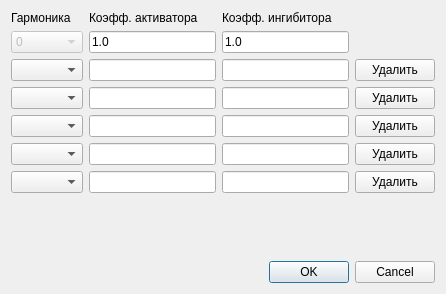
antonlarin/aNiMated-batman, file TeamProjects/diffusion-solver/ui/dsinitconditionsdialog.ui: the form before one commit.
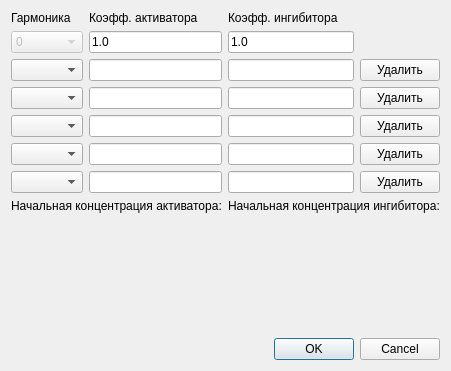
The form after the commit. Custom widgets are drawn as their Qt base class.

Commit message: Display plots in the initial conditions dialog

```diff
--- a/TeamProjects/diffusion-solver/ui/dsinitconditionsdialog.ui
+++ b/TeamProjects/diffusion-solver/ui/dsinitconditionsdialog.ui
@@ -7,7 +7,7 @@
     <x>0</x>
     <y>0</y>
     <width>446</width>
-    <height>294</height>
+    <height>371</height>
    </rect>
   </property>
   <property name="sizePolicy">
@@ -29,11 +29,30 @@
    </item>
    <item row="0" column="1">
     <widget class="QLabel" name="activatorCoeffLabel">
+     <property name="sizePolicy">
+      <sizepolicy hsizetype="Preferred" vsizetype="Fixed">
+       <horstretch>0</horstretch>
+       <verstretch>0</verstretch>
+      </sizepolicy>
+     </property>
      <property name="text">
       <string>Коэфф. активатора</string>
      </property>
     </widget>
    </item>
+   <item row="0" column="2">
+    <widget class="QLabel" name="inhibitorCoeffLabel">
+     <property name="sizePolicy">
+      <sizepolicy hsizetype="Preferred" vsizetype="Fixed">
+       <horstretch>0</horstretch>
+       <verstretch>0</verstretch>
+      </sizepolicy>
+     </property>
+     <property name="text">
+      <string>Коэфф. ингибитора</string>
+     </property>
+    </widget>
+   </item>
    <item row="1" column="0">
     <widget class="QComboBox" name="harmonicCombo0">
      <property name="enabled">
@@ -46,14 +65,14 @@
      </item>
     </widget>
    </item>
-   <item row="1" column="1" colspan="2">
+   <item row="1" column="1">
     <widget class="QLineEdit" name="activatorEdit0">
      <property name="text">
       <string>1.0</string>
      </property>
     </widget>
    </item>
-   <item row="1" column="3" colspan="2">
+   <item row="1" column="2">
     <widget class="QLineEdit" name="inhibitorEdit0">
      <property name="text">
       <string>1.0</string>
@@ -63,89 +82,156 @@
    <item row="2" column="0">
     <widget class="QComboBox" name="harmonicCombo1"/>
    </item>
-   <item row="2" column="1" colspan="2">
+   <item row="2" column="1">
     <widget class="QLineEdit" name="activatorEdit1">
      <property name="text">
       <string/>
      </property>
     </widget>
    </item>
-   <item row="2" column="3" colspan="2">
+   <item row="2" column="2">
     <widget class="QLineEdit" name="inhibitorEdit1">
      <property name="text">
       <string/>
      </property>
     </widget>
    </item>
+   <item row="2" column="3">
+    <widget class="QPushButton" name="removeHarmonicButton1">
+     <property name="text">
+      <string>Удалить</string>
+     </property>
+    </widget>
+   </item>
    <item row="3" column="0">
     <widget class="QComboBox" name="harmonicCombo2"/>
    </item>
-   <item row="3" column="1" colspan="2">
+   <item row="3" column="1">
     <widget class="QLineEdit" name="activatorEdit2">
      <property name="text">
       <string/>
      </property>
     </widget>
    </item>
-   <item row="3" column="3" colspan="2">
+   <item row="3" column="2">
     <widget class="QLineEdit" name="inhibitorEdit2">
      <property name="text">
       <string/>
      </property>
     </widget>
    </item>
+   <item row="3" column="3">
+    <widget class="QPushButton" name="removeHarmonicButton2">
+     <property name="text">
+      <string>Удалить</string>
+     </property>
+    </widget>
+   </item>
    <item row="4" column="0">
     <widget class="QComboBox" name="harmonicCombo3"/>
    </item>
-   <item row="4" column="1" colspan="2">
+   <item row="4" column="1">
     <widget class="QLineEdit" name="activatorEdit3">
      <property name="text">
       <string/>
      </property>
     </widget>
    </item>
-   <item row="4" column="3" colspan="2">
+   <item row="4" column="2">
     <widget class="QLineEdit" name="inhibitorEdit3">
      <property name="text">
       <string/>
      </property>
     </widget>
    </item>
+   <item row="4" column="3">
+    <widget class="QPushButton" name="removeHarmonicButton3">
+     <property name="text">
+      <string>Удалить</string>
+     </property>
+    </widget>
+   </item>
    <item row="5" column="0">
     <widget class="QComboBox" name="harmonicCombo4"/>
    </item>
-   <item row="5" column="1" colspan="2">
+   <item row="5" column="1">
     <widget class="QLineEdit" name="activatorEdit4">
      <property name="text">
       <string/>
      </property>
     </widget>
    </item>
-   <item row="5" column="3" colspan="2">
+   <item row="5" column="2">
     <widget class="QLineEdit" name="inhibitorEdit4">
      <property name="text">
       <string/>
      </property>
     </widget>
    </item>
+   <item row="5" column="3">
+    <widget class="QPushButton" name="removeHarmonicButton4">
+     <property name="text">
+      <string>Удалить</string>
+     </property>
+    </widget>
+   </item>
    <item row="6" column="0">
     <widget class="QComboBox" name="harmonicCombo5"/>
    </item>
-   <item row="6" column="1" colspan="2">
+   <item row="6" column="1">
     <widget class="QLineEdit" name="activatorEdit5">
      <property name="text">
       <string/>
      </property>
     </widget>
    </item>
-   <item row="6" column="3" colspan="2">
+   <item row="6" column="2">
     <widget class="QLineEdit" name="inhibitorEdit5">
      <property name="text">
       <string/>
      </property>
     </widget>
    </item>
-   <item row="8" column="2" colspan="4">
+   <item row="6" column="3">
+    <widget class="QPushButton" name="removeHarmonicButton5">
+     <property name="text">
+      <string>Удалить</string>
+     </property>
+    </widget>
+   </item>
+   <item row="7" column="0" colspan="2">
+    <widget class="QLabel" name="activatorPreviewLabel">
+     <property name="sizePolicy">
+      <sizepolicy hsizetype="Preferred" vsizetype="Fixed">
+       <horstretch>0</horstretch>
+       <verstretch>0</verstretch>
+      </sizepolicy>
+     </property>
+     <property name="text">
+      <string>Начальная концентрация активатора:</string>
+     </property>
+    </widget>
+   </item>
+   <item row="7" column="2" colspan="2">
+    <widget class="QLabel" name="inhibitorPreviewLabel">
+     <property name="sizePolicy">
+      <sizepolicy hsizetype="Preferred" vsizetype="Fixed">
+       <horstretch>0</horstretch>
+       <verstretch>0</verstretch>
+      </sizepolicy>
+     </property>
+     <property name="text">
+      <string>Начальная концентрация ингибитора:</string>
+     </property>
+    </widget>
+   </item>
+   <item row="8" column="0" colspan="2">
+    <widget class="QCustomPlot" name="activatorPreviewPlot" native="true"/>
+   </item>
+   <item row="8" column="2" colspan="2">
+    <widget class="QCustomPlot" name="inhibitorPreviewPlot" native="true"/>
+   </item>
+   <item row="9" column="2" colspan="2">
     <widget class="QDialogButtonBox" name="buttonBox">
      <property name="orientation">
       <enum>Qt::Horizontal</enum>
@@ -155,63 +241,16 @@
      </property>
     </widget>
    </item>
-   <item row="7" column="0" colspan="6">
-    <spacer name="verticalSpacer">
-     <property name="orientation">
-      <enum>Qt::Vertical</enum>
-     </property>
-     <property name="sizeHint" stdset="0">
-      <size>
-       <width>372</width>
-       <height>26</height>
-      </size>
-     </property>
-    </spacer>
-   </item>
-   <item row="0" column="3">
-    <widget class="QLabel" name="inhibitorCoeffLabel">
-     <property name="text">
-      <string>Коэфф. ингибитора</string>
-     </property>
-    </widget>
-   </item>
-   <item row="2" column="5">
-    <widget class="QPushButton" name="removeHarmonicButton1">
-     <property name="text">
-      <string>Удалить</string>
-     </property>
-    </widget>
-   </item>
-   <item row="3" column="5">
-    <widget class="QPushButton" name="removeHarmonicButton2">
-     <property name="text">
-      <string>Удалить</string>
-     </property>
-    </widget>
-   </item>
-   <item row="4" column="5">
-    <widget class="QPushButton" name="removeHarmonicButton3">
-     <property name="text">
-      <string>Удалить</string>
-     </property>
-    </widget>
-   </item>
-   <item row="5" column="5">
-    <widget class="QPushButton" name="removeHarmonicButton4">
-     <property name="text">
-      <string>Удалить</string>
-     </property>
-    </widget>
-   </item>
-   <item row="6" column="5">
-    <widget class="QPushButton" name="removeHarmonicButton5">
-     <property name="text">
-      <string>Удалить</string>
-     </property>
-    </widget>
-   </item>
   </layout>
  </widget>
+ <customwidgets>
+  <customwidget>
+   <class>QCustomPlot</class>
+   <extends>QWidget</extends>
+   <header>ext/qcustomplot.h</header>
+   <container>1</container>
+  </customwidget>
+ </customwidgets>
  <resources/>
  <connections>
   <connection>
```
Left out of the diff: 6 changed lines with no effect on the pictures. The commit also changes 2 other files.
